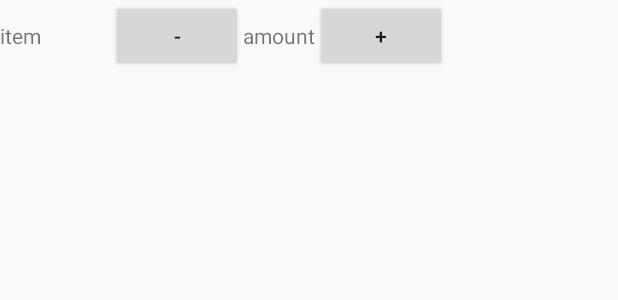
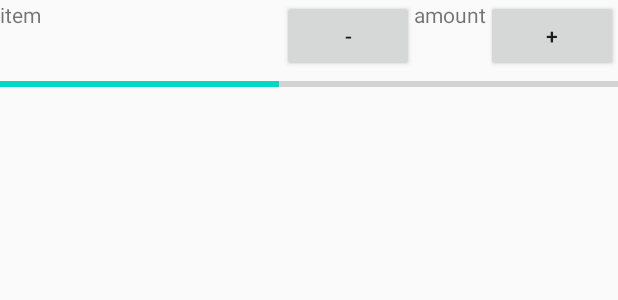
Before and after one commit to guybloo/Apoc, an Android app: the layout sample_item_edit.xml on its own in the app's theme, with its tools: preview values and no code run, on a phone screen of 412 x 824 dp. Shown: the top 300 px of the screen. Run offline under Robolectric (Android 15) with nearby library versions, the phone set to English and light mode, and no system bars.

Commit message:
add logs and bugs

```diff
--- a/app/src/main/java/com/example/apoc/PartnersFind.java
+++ b/app/src/main/java/com/example/apoc/PartnersFind.java
@@ -67,7 +67,7 @@ public class PartnersFind extends AppCompatActivity {
         requestUserDisplays.clear();
         ArrayList<DBItem> allUsers = new ArrayList<>(udb.getItems().values());
         String userStatus;
-        if (user.getStatus().equals(UserStatus.alpha.name())) {
+        if (user.isAlpha()) {
             userStatus = UserStatus.beta.name();
         } else {
             userStatus = UserStatus.alpha.name();
@@ -78,7 +78,7 @@ public class PartnersFind extends AppCompatActivity {
             if (!user.getId().equals(temp.getId()) &&
                     userDistance < distance &&
                     tempUser.getStatus().equals(userStatus) &&
-                    !(tempUser.getIsGrouped() && tempUser.getStatus().equals(UserStatus.beta.name()))) {
+                    !(tempUser.getIsGrouped() && tempUser.isBeta())) {
                 requestUserDisplays.add(new RequestUserDisplay((User) temp, user, userDistance, this));
             }
         }
--- a/app/src/main/java/com/example/apoc/types/ItemAdapter.java
+++ b/app/src/main/java/com/example/apoc/types/ItemAdapter.java
@@ -4,6 +4,7 @@ import android.view.LayoutInflater;
 import android.view.View;
 import android.view.ViewGroup;
 import android.widget.Button;
+import android.widget.ProgressBar;
 import android.widget.TextView;
 
 import androidx.annotation.NonNull;
@@ -33,6 +34,7 @@ public class ItemAdapter extends RecyclerView.Adapter<ItemAdapter.ItemsEditViewH
         public TextView amount;
         public Button increase;
         public Button decrease;
+        public ProgressBar progressBar;
 
         public ItemsEditViewHolder(@NonNull View itemView, final ItemAdapter.OnItemClickListener listener) {
             super(itemView);
@@ -40,6 +42,7 @@ public class ItemAdapter extends RecyclerView.Adapter<ItemAdapter.ItemsEditViewH
             amount = itemView.findViewById(R.id.item_amount);
             increase = itemView.findViewById(R.id.increase);
             decrease = itemView.findViewById(R.id.decrease);
+            progressBar = itemView.findViewById(R.id.progress);
 
             increase.setOnClickListener(new View.OnClickListener() {
                 @Override
@@ -85,6 +88,7 @@ public class ItemAdapter extends RecyclerView.Adapter<ItemAdapter.ItemsEditViewH
     public void onBindViewHolder(@NonNull ItemsEditViewHolder holder, int position) {
         ItemCount currentItem = itemsList.get(position);
         holder.title.setText(currentItem.getName());
+        holder.progressBar.setProgress((int)(currentItem.getPrecentage() * holder.progressBar.getMax()));
         holder.amount.setText(String.valueOf(currentItem.getAmount()));
         if(isGroup){
             holder.increase.setVisibility(View.GONE);
--- a/app/src/main/java/com/example/apoc/types/RequestAdapter.java
+++ b/app/src/main/java/com/example/apoc/types/RequestAdapter.java
@@ -91,7 +91,7 @@ public class RequestAdapter extends RecyclerView.Adapter<RequestAdapter.JoinRequ
         holder.nickname.setText(currentItem.getNickName());
         holder.email.setText(currentItem.getEmail());
         holder.phone.setText(currentItem.getPhone());
-        ImagesDB.showImage(currentItem.getImageUrl(), holder.image,holder.image.getContext());
+        ImagesDB.showCircleImage(currentItem.getImageUrl(), holder.image,holder.image.getContext());
     }
 
     @Override
--- a/app/src/main/java/com/example/apoc/types/RequestUserDisplay.java
+++ b/app/src/main/java/com/example/apoc/types/RequestUserDisplay.java
@@ -97,7 +97,7 @@ public class RequestUserDisplay {
         openDetails.setView(detailsView).setPositiveButton(SEND_REQUEST, new DialogInterface.OnClickListener() {
             @Override
             public void onClick(DialogInterface dialog, int which) {
-                JoinRequest joinRequest = new JoinRequest(caller.getId(), user.getId(), caller.getStatus().equals(UserStatus.beta.name()));
+                JoinRequest joinRequest = new JoinRequest(caller.getId(), user.getId(), caller.isBeta());
                 requestsDB.updateItem(joinRequest);
                 Toast.makeText(context, SENT, Toast.LENGTH_SHORT).show();
 
--- a/app/src/main/res/layout/sample_item_edit.xml
+++ b/app/src/main/res/layout/sample_item_edit.xml
@@ -1,28 +1,52 @@
 <?xml version="1.0" encoding="utf-8"?>
-<LinearLayout xmlns:android="http://schemas.android.com/apk/res/android"
+<androidx.constraintlayout.widget.ConstraintLayout xmlns:android="http://schemas.android.com/apk/res/android"
+    xmlns:app="http://schemas.android.com/apk/res-auto"
     android:layout_width="match_parent"
     android:layout_height="wrap_content"
-    xmlns:app="http://schemas.android.com/apk/res-auto"
     android:orientation="horizontal">
+
+    <Button
+        android:id="@+id/decrease"
+        android:layout_width="wrap_content"
+        android:layout_height="wrap_content"
+        android:text="-"
+        app:layout_constraintRight_toLeftOf="@id/item_amount" />
+
+    <Button
+        android:id="@+id/increase"
+        android:layout_width="wrap_content"
+        android:layout_height="wrap_content"
+        android:text="+"
+        app:layout_constraintRight_toRightOf="parent" />
+
+<!--    <ProgressBar-->
+<!--        android:id="@+id/progress"-->
+<!--        android:layout_width="wrap_content"-->
+<!--        android:layout_height="wrap_content"-->
+<!--        android:max="100"-->
+<!--        android:progress="90"-->
+<!--        app:layout_constraintRight_toRightOf="parent" />-->
+
     <TextView
         android:id="@+id/item_title"
         android:layout_width="wrap_content"
         android:layout_height="wrap_content"
-        android:text="item              "/>
-    <Button
-        android:id="@+id/decrease"
-        android:layout_width="wrap_content"
-        android:layout_height="wrap_content"
-        android:text="-"/>
+        android:text="item"
+        app:layout_constraintLeft_toLeftOf="parent" />
+        <ProgressBar
+            android:id="@+id/progress"
+            app:layout_constraintTop_toBottomOf="@+id/increase"
+            style="?android:attr/progressBarStyleHorizontal"
+            android:layout_width="match_parent"
+            android:layout_height="wrap_content"
+            android:progress="45"
+            android:max="100"/>
     <TextView
         android:id="@+id/item_amount"
         android:layout_width="wrap_content"
         android:layout_height="wrap_content"
-        android:text="amount"/>
-    <Button
-        android:id="@+id/increase"
-        android:layout_width="wrap_content"
-        android:layout_height="wrap_content"
-        android:text="+"/>
+        android:text="amount"
+        app:layout_constraintRight_toLeftOf="@id/increase" />
 
-</LinearLayout>
+
+</androidx.constraintlayout.widget.ConstraintLayout>
```
Also changed, not shown: app/src/main/java/com/example/apoc/DB/LogDB.java (+14 -2 lines), app/src/main/java/com/example/apoc/ItemsEdit.java (+21 -7 lines), app/src/main/java/com/example/apoc/JoinRequests.java (+19 -6 lines), app/src/main/java/com/example/apoc/MainActivity.java (+27 -0 lines), app/src/main/java/com/example/apoc/ProfileEdit.java (+21 -5 lines), app/src/main/java/com/example/apoc/UserMenu.java (+4 -4 lines), app/src/main/java/com/example/apoc/types/Group.java (+14 -3 lines), app/src/main/java/com/example/apoc/types/Item.java (+37 -0 lines), app/src/main/java/com/example/apoc/types/ItemCount.java (+16 -5 lines), app/src/main/java/com/example/apoc/types/Log.java (+4 -5 lines), app/src/main/java/com/example/apoc/types/User.java (+14 -0 lines), app/src/main/res/layout/activity_items_edit.xml (+10 -9 lines), app/src/main/res/raw/items.csv (added, +41 -0 lines), 1 other file.
